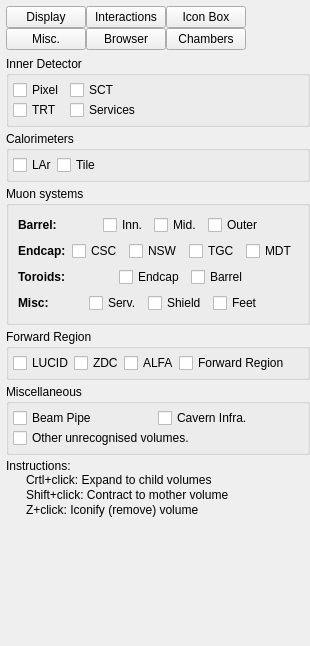
The window that graphics/VP1/VP1Systems/VP1GeometrySystems/src/geometrysystemcontroller.ui (rolandjansky/athena) describes before a commit, drawn with Qt 5.
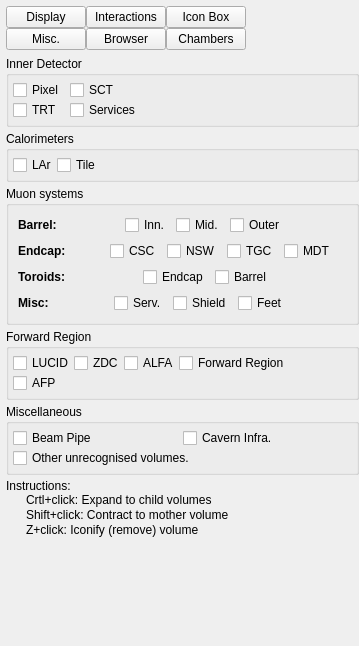
The same window after the commit.

Diff of the .ui file:
```diff
--- a/graphics/VP1/VP1Systems/VP1GeometrySystems/src/geometrysystemcontroller.ui
+++ b/graphics/VP1/VP1Systems/VP1GeometrySystems/src/geometrysystemcontroller.ui
@@ -6,7 +6,7 @@
    <rect>
     <x>0</x>
     <y>0</y>
-    <width>287</width>
+    <width>359</width>
     <height>646</height>
    </rect>
   </property>
@@ -594,6 +594,17 @@
             </item>
            </layout>
           </item>
+          <item>
+           <layout class="QHBoxLayout" name="horizontalLayout_7">
+            <item>
+             <widget class="QCheckBox" name="checkBox_AFP">
+              <property name="text">
+               <string>AFP</string>
+              </property>
+             </widget>
+            </item>
+           </layout>
+          </item>
          </layout>
         </widget>
        </item>
```
